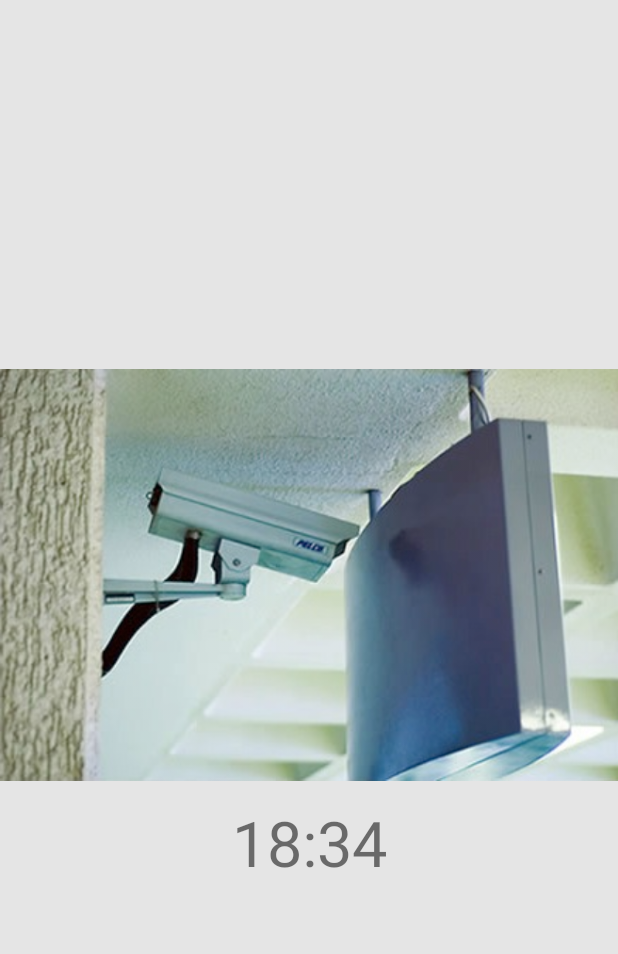
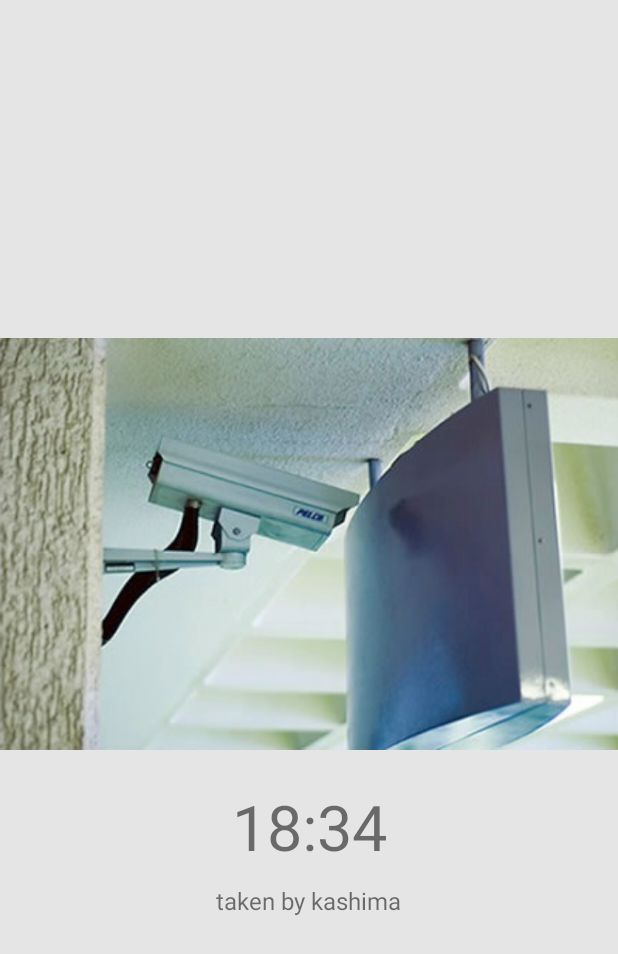
Before and after one commit to UNUUU/photoapart-for-android, an Android app: the layout activity_main.xml on its own in the app's theme, with its tools: preview values and no code run, on a phone screen of 412 x 824 dp. Shown: the top 954 px of the screen. Run offline under Robolectric (Android 15) with nearby library versions, the phone set to English and light mode, and no system bars.

Commit message:
ユーザーの名前をタッチしてリンクできるようにしました

```diff
--- a/app/build.gradle
+++ b/app/build.gradle
@@ -3,7 +3,7 @@ apply plugin: 'kotlin-android'
 
 android {
     compileSdkVersion 23
-    buildToolsVersion "23.0.2"
+    buildToolsVersion '23.0.2'
 
     defaultConfig {
         applicationId "unuuu.com.photoapart"
--- a/app/src/main/kotlin/unuuu/com/photoapart/entities/PhotoEntity.kt
+++ b/app/src/main/kotlin/unuuu/com/photoapart/entities/PhotoEntity.kt
@@ -1,5 +1,7 @@
 package unuuu.com.photoapart.entities;
 
-public class PhotoEntity(imageUrl: String) {
+public class PhotoEntity(imageUrl: String, userName: String, userUrl: String) {
     public val imageUrl: String = imageUrl
+    public val userName: String = userName
+    public val userUrl: String = userUrl
 }
--- a/app/src/main/res/layout/activity_main.xml
+++ b/app/src/main/res/layout/activity_main.xml
@@ -2,6 +2,7 @@
 <LinearLayout
     xmlns:android="http://schemas.android.com/apk/res/android"
     xmlns:tools="http://schemas.android.com/tools"
+    android:id="@+id/activity_main_layout_001"
     android:layout_width="match_parent"
     android:layout_height="match_parent"
     android:orientation="vertical"
@@ -17,7 +18,28 @@
         android:id="@+id/activity_main_frame_002"
         android:layout_width="match_parent"
         android:layout_height="wrap_content"
+        android:layout_marginTop="10dp"
         tools:text="18:34"
         android:gravity="center_horizontal"
-        android:textSize="42dp"/>
+        android:textSize="42sp"/>
+    <LinearLayout
+        android:id="@+id/activity_main_layout_002"
+        android:layout_width="wrap_content"
+        android:layout_height="wrap_content"
+        android:orientation="horizontal"
+        android:gravity="center_horizontal"
+        android:layout_marginTop="10dp">
+        <TextView
+            android:id="@+id/activity_main_frame_003"
+            android:layout_width="wrap_content"
+            android:layout_height="wrap_content"
+            android:text="taken by "
+            android:textSize="16sp"/>
+        <TextView
+            android:id="@+id/activity_main_frame_004"
+            android:layout_width="wrap_content"
+            android:layout_height="wrap_content"
+            tools:text="kashima"
+            android:textSize="16sp"/>
+    </LinearLayout>
 </LinearLayout>
--- a/build.gradle
+++ b/build.gradle
@@ -5,7 +5,7 @@ buildscript {
         jcenter()
     }
     dependencies {
-        classpath 'com.android.tools.build:gradle:1.3.0'
+        classpath 'com.android.tools.build:gradle:2.0.0-alpha1'
 
         // NOTE: Do not place your application dependencies here; they belong
         // in the individual module build.gradle files
```
Also changed, not shown: app/src/main/kotlin/unuuu/com/photoapart/views/activities/MainActivity.kt (+29 -12 lines), gradle/wrapper/gradle-wrapper.properties.
